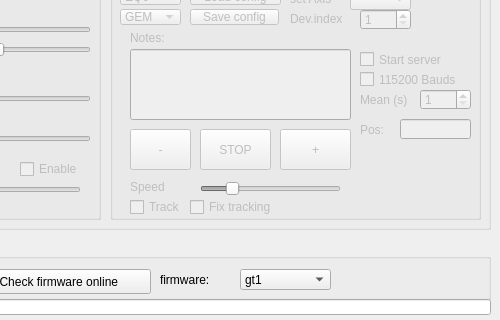
The window that mainwindow.ui (ahp-electronics/gt-configurator) describes before a commit, drawn with Qt 5; both pictures show x 150 to 650 and y 341 to 661 of the 650 by 661 pixel window.
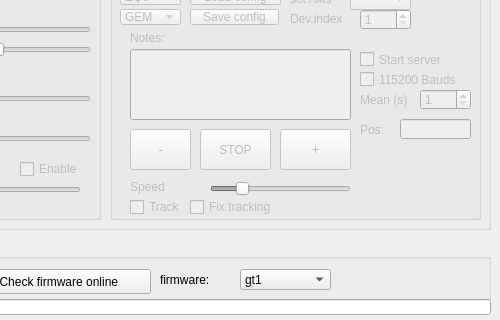
The same window after the commit.

Commit message: Fix graphical issues

```diff
--- a/mainwindow.ui
+++ b/mainwindow.ui
@@ -1209,7 +1209,7 @@
        <rect>
         <x>20</x>
         <y>230</y>
-        <width>51</width>
+        <width>81</width>
         <height>16</height>
        </rect>
       </property>
@@ -1220,7 +1220,7 @@
      <widget class="QSlider" name="Speed">
       <property name="geometry">
        <rect>
-        <x>90</x>
+        <x>100</x>
         <y>230</y>
         <width>141</width>
         <height>20</height>
```
